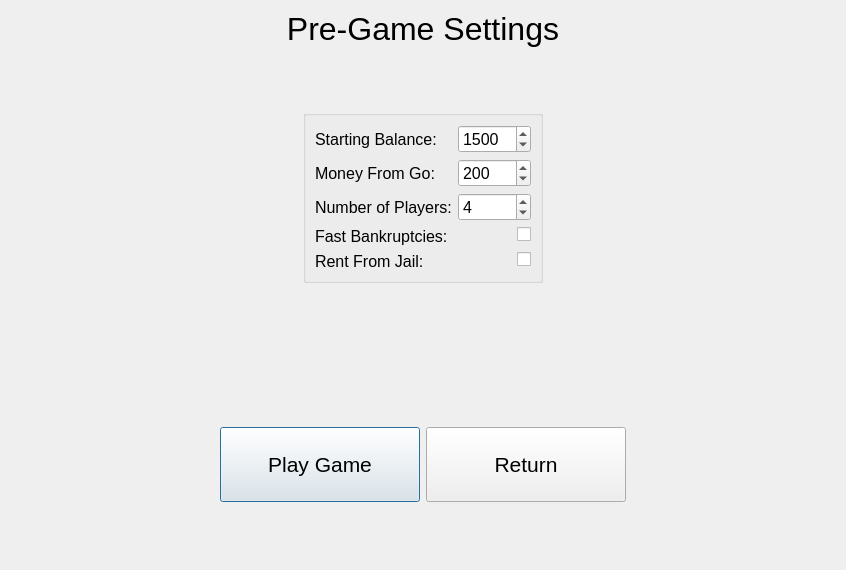
Old version of the form UI/preGameSettings.ui in the repository Sp1riting/A-Level-Coursework.
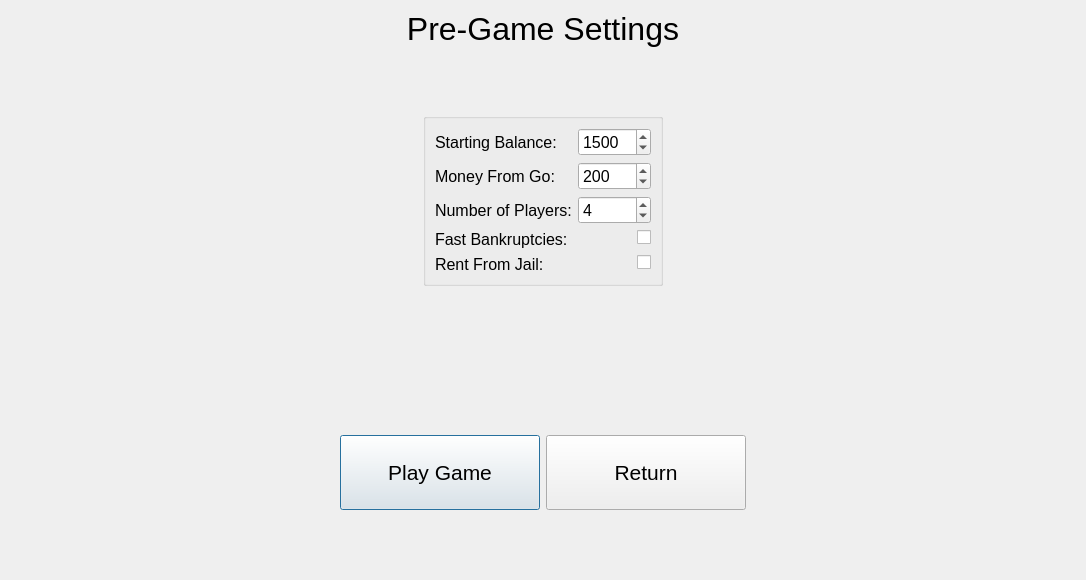
New version of the form.

What changed in the file:
```diff
--- a/UI/preGameSettings.ui
+++ b/UI/preGameSettings.ui
@@ -6,8 +6,8 @@
    <rect>
     <x>0</x>
     <y>0</y>
-    <width>846</width>
-    <height>570</height>
+    <width>1086</width>
+    <height>580</height>
    </rect>
   </property>
   <property name="font">
```
